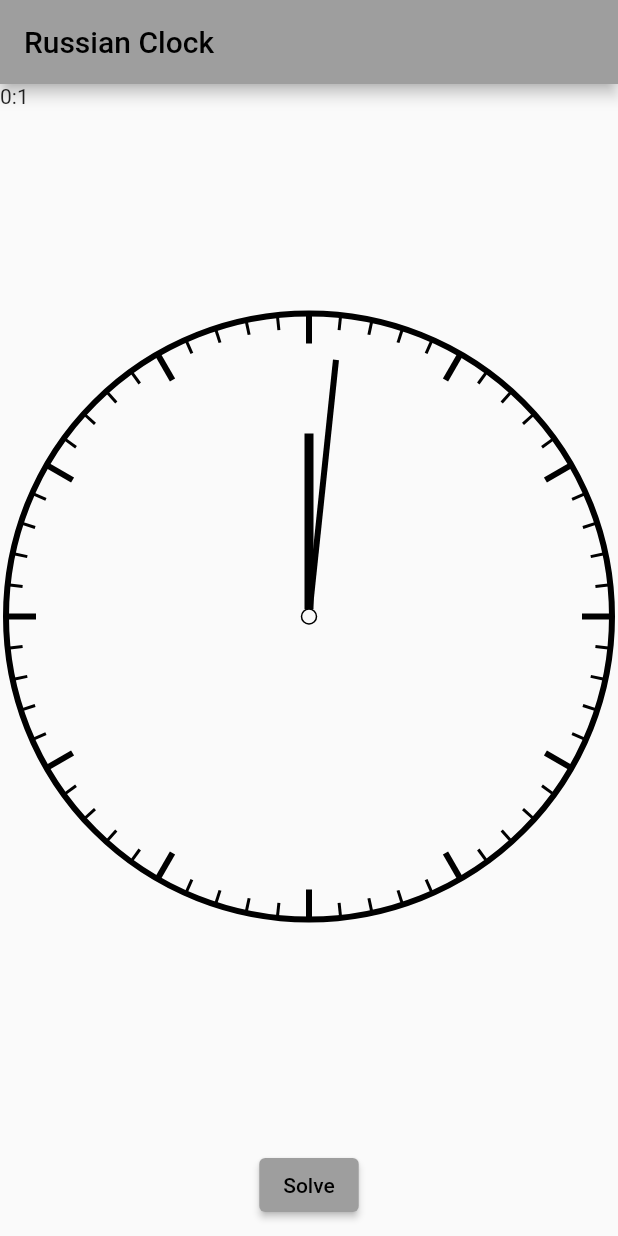
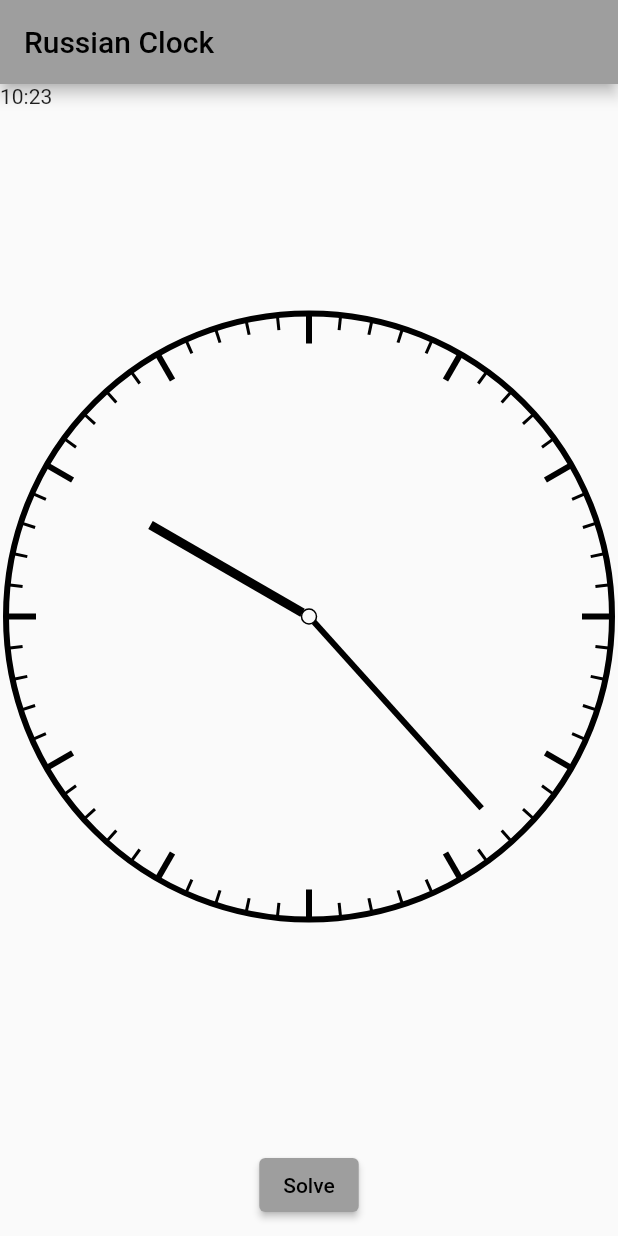
Before and after one commit to dirkz/russian_clock, a Flutter app: the screen it shows after launch, after a tap on "Solve", on a phone screen of 412 x 824 dp. Run offline on Flutter 3.47's test engine with Material 2 defaults, Android fonts, the phone set to English and light mode, and no system bars.

Commit message:
Random time again

```diff
--- a/lib/time.dart
+++ b/lib/time.dart
@@ -9,7 +9,7 @@ class HourMinute {
   factory HourMinute.random({required Random random}) {
     final m = random.nextInt(59) + 1;
     final h = random.nextInt(11) + 1;
-    return HourMinute(hour: 0, minute: 1);
+    return HourMinute(hour: h, minute: m);
   }
 
   @override
```
